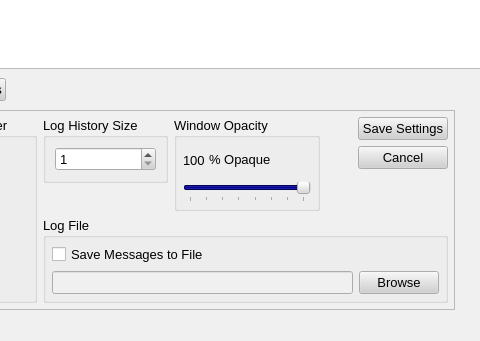
First picture: the form in src/gui/log/messagelog.ui, repository a-ilin/vidalia, before the edit; both pictures show x 94 to 574 and y 172 to 513 of the 690 by 513 pixel window.
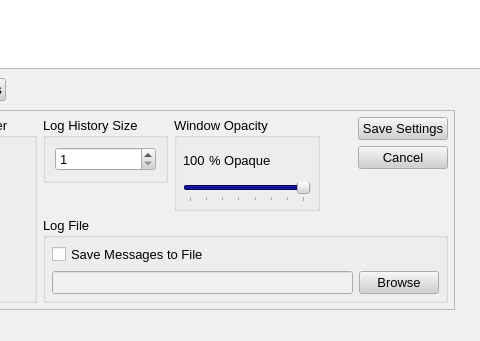
Second picture: the form after the edit. Icons and pictures are not drawn.

Commit message:
Replace evil rich text on forms with good ol' plaintext. Wrap strings sprinkled throughout code in a blanket of tr() goodness.
svn:r469

```diff
--- a/src/gui/log/messagelog.ui
+++ b/src/gui/log/messagelog.ui
@@ -607,7 +607,7 @@
                  <enum>Qt::NoContextMenu</enum>
                 </property>
                 <property name="text" >
-                 <string>&lt;html>&lt;head>&lt;meta name="qrichtext" content="1" />&lt;/head>&lt;body style=" white-space: pre-wrap; font-family:Arial; font-size:10pt; font-weight:400; font-style:normal; text-decoration:none;">&lt;p style=" margin-top:0px; margin-bottom:0px; margin-left:0px; margin-right:0px; -qt-block-indent:0; text-indent:0px;">% Opaque&lt;/p>&lt;/body>&lt;/html></string>
+                 <string>% Opaque</string>
                 </property>
                </widget>
               </item>
```
The commit also changes 10 other files.
